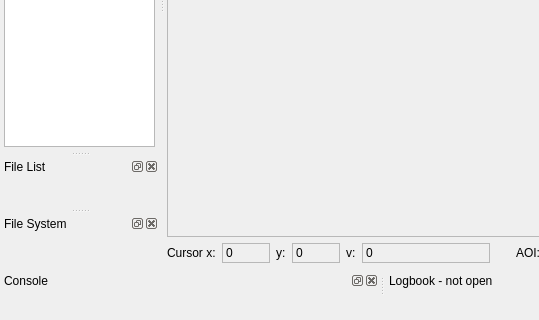
The window that src/app/mainwindow.ui (braeun/FitsIP) describes before a commit, drawn with Qt 5; both pictures show x 0 to 539 and y 310 to 630 of the 1150 by 630 pixel window.
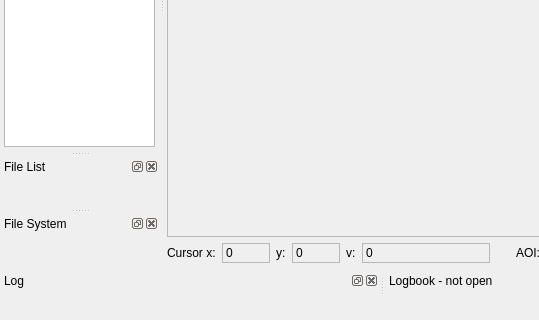
The same window after the commit. Icons and pictures are not drawn. Custom widgets are drawn as their Qt base class.

Patch:
```diff
--- a/src/app/mainwindow.ui
+++ b/src/app/mainwindow.ui
@@ -625,7 +625,7 @@
   </widget>
   <widget class="QDockWidget" name="consoleDockWidget">
    <property name="windowTitle">
-    <string>Console</string>
+    <string>Log</string>
    </property>
    <attribute name="dockWidgetArea">
     <number>8</number>
```
